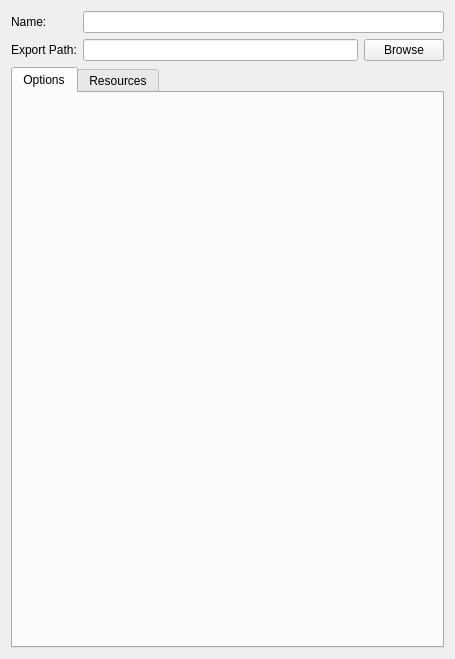
AdamMinge/Egnim, file uis/egnim/editor/project/export_preset_widget.ui: the form before one commit.
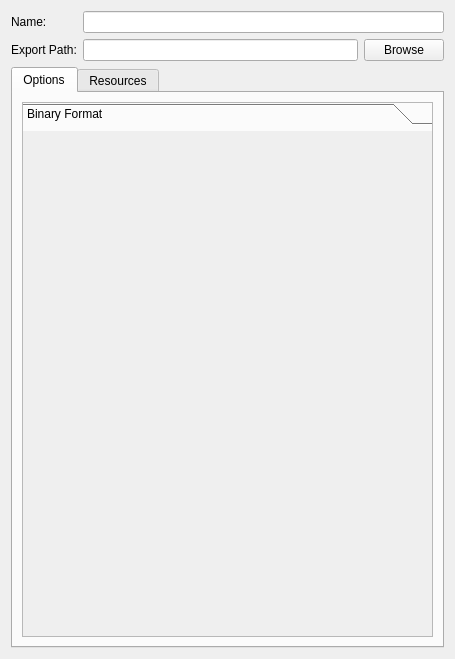
The form after the commit.

The edit to the form file:
```diff
--- a/uis/egnim/editor/project/export_preset_widget.ui
+++ b/uis/egnim/editor/project/export_preset_widget.ui
@@ -57,7 +57,37 @@
       <attribute name="title">
        <string>Options</string>
       </attribute>
-      <layout class="QVBoxLayout" name="verticalLayout_2"/>
+      <layout class="QVBoxLayout" name="verticalLayout_2">
+       <item>
+        <widget class="QToolBox" name="m_options_toolbox">
+         <property name="frameShape">
+          <enum>QFrame::StyledPanel</enum>
+         </property>
+         <property name="frameShadow">
+          <enum>QFrame::Plain</enum>
+         </property>
+         <property name="lineWidth">
+          <number>1</number>
+         </property>
+         <property name="currentIndex">
+          <number>0</number>
+         </property>
+         <widget class="QWidget" name="m_main_options_page">
+          <property name="geometry">
+           <rect>
+            <x>0</x>
+            <y>0</y>
+            <width>413</width>
+            <height>507</height>
+           </rect>
+          </property>
+          <attribute name="label">
+           <string>Binary Format</string>
+          </attribute>
+         </widget>
+        </widget>
+       </item>
+      </layout>
      </widget>
      <widget class="QWidget" name="m_resources_tab">
       <attribute name="title">
```
